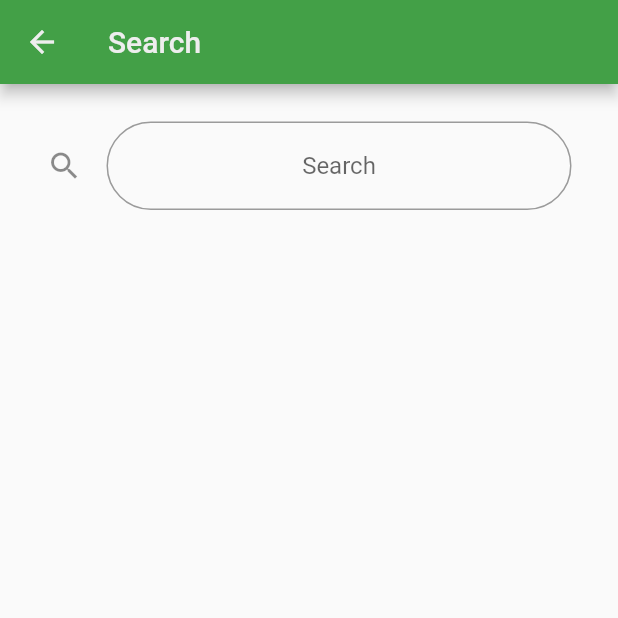
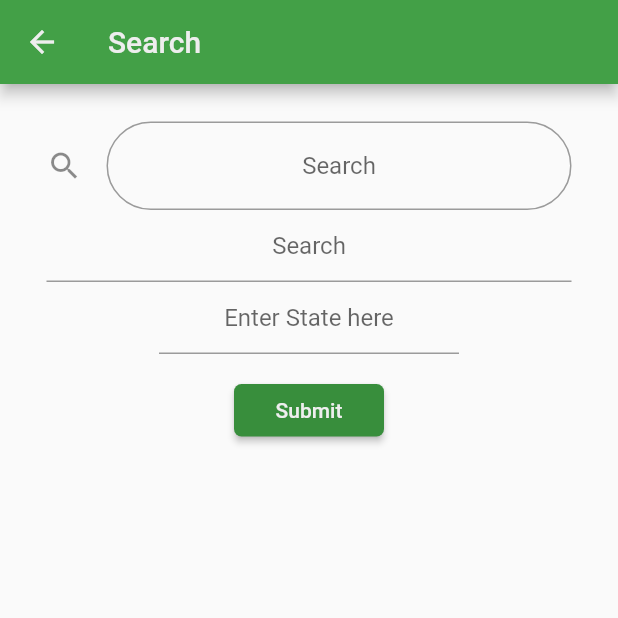
Before and after one commit to akhilk999/GardenGuide, a Flutter app: the Search screen opened directly, on a phone screen of 412 x 824 dp, the top half of it. Run offline on Flutter 3.47's test engine with Material 2 defaults, Android fonts, the phone set to English and light mode, and no system bars; our stand-ins replace google_fonts, material_floating_search_bar, shared_preferences; accounts and stored records are empty.

Commit message:
started adding validation region search in search.dart

```diff
--- a/lib/search.dart
+++ b/lib/search.dart
@@ -1,4 +1,6 @@
 import 'package:flutter/material.dart';
+import 'package:flutter/services.dart';
+import 'package:gardening_app/regions/idk.dart';
 import 'package:material_floating_search_bar/material_floating_search_bar.dart';
 
 class Search extends StatefulWidget {
@@ -8,6 +10,15 @@ class Search extends StatefulWidget {
 
 class _SearchState extends State<Search> {
   late String search;
+  final textController = TextEditingController();
+  int charLength = 0;
+  final _formKey = GlobalKey<FormState>();
+
+  _onChanged(String value) {
+    setState(() {
+      charLength = value.length;
+    });
+  }
 
   @override
   Widget build(BuildContext context) {
@@ -33,6 +44,11 @@ class _SearchState extends State<Search> {
                   textAlign: TextAlign.center,
                   onChanged: (value) {
                     search = value;
+                    /*if (value == 'Texas') {
+                      Navigator.push(
+                          context,
+                          MaterialPageRoute(settings: RouteSettings(name: "/DontKnow"),builder: (context) => DontKnow()));
+                    }*/
                   },
                   decoration: InputDecoration(
                     hintText: 'Search',
@@ -43,6 +59,66 @@ class _SearchState extends State<Search> {
                   ),
                 ),
               ),
+                SizedBox(
+                  width: 350,
+                  child: TextField(
+                    textAlign: TextAlign.center,
+                    onChanged: (value) {
+                      search = value;
+                      /*if (value == 'Texas') {
+                      Navigator.push(
+                          context,
+                          MaterialPageRoute(settings: RouteSettings(name: "/DontKnow"),builder: (context) => DontKnow()));
+                    }*/
+                    },
+                    decoration: InputDecoration(
+                      hintText: 'Search',
+                    ),
+                  ),
+                ),
+                Form(
+                  key: _formKey,
+                  child: Container(
+                    width: 200,
+                    child: TextFormField(
+                      textAlign: TextAlign.center,
+                      inputFormatters: [
+                        LengthLimitingTextInputFormatter(5),
+                      ],
+                      controller: textController,
+                      autocorrect: true,
+                      decoration:
+                      InputDecoration(hintText: 'Enter State here'),
+                      onChanged: _onChanged,
+                      validator: (value) {
+                        if (value!.isEmpty) {
+                          return 'Please enter your ZipCode';
+                        }
+                        return null;
+                      },
+                    ),
+                  ),
+                ),
+                Container(
+                  height: 75.0,
+                  width: 200.0,
+                  padding: EdgeInsets.fromLTRB(50, 20, 50, 20),
+                  child: RaisedButton(
+                    color: Colors.green[700],
+                    shape: RoundedRectangleBorder(
+                        borderRadius: BorderRadius.circular(5.0)),
+                    child: Text("Submit",
+                        style: TextStyle(
+                          color: Colors.grey[200],
+                        )),
+                    onPressed: () {
+                      if (_formKey.currentState!.validate()) {
+                        Navigator.push(
+                            context, MaterialPageRoute(settings: RouteSettings(name: "/DontKnow"),builder: (context) => DontKnow()));
+                      }
+                    },
+                  ),
+                ),
               ],
             ),
           ),
--- a/pubspec.yaml
+++ b/pubspec.yaml
@@ -26,9 +26,9 @@ dependencies:
   google_fonts: ^2.1.0
   shared_preferences: ^2.0.7
   cupertino_icons: ^0.1.2
-  firebase_core: ^1.7.0
-  firebase_auth: ^3.1.3
-  cloud_firestore: ^2.5.3
+  firebase_core: ^1.8.0
+  firebase_auth: ^3.1.4
+  cloud_firestore: ^2.5.4
   material_floating_search_bar: ^0.3.6
 
 dev_dependencies:
```
Also changed, not shown: lib/regions/idk.dart (added, +44 -0 lines), pubspec.lock.
